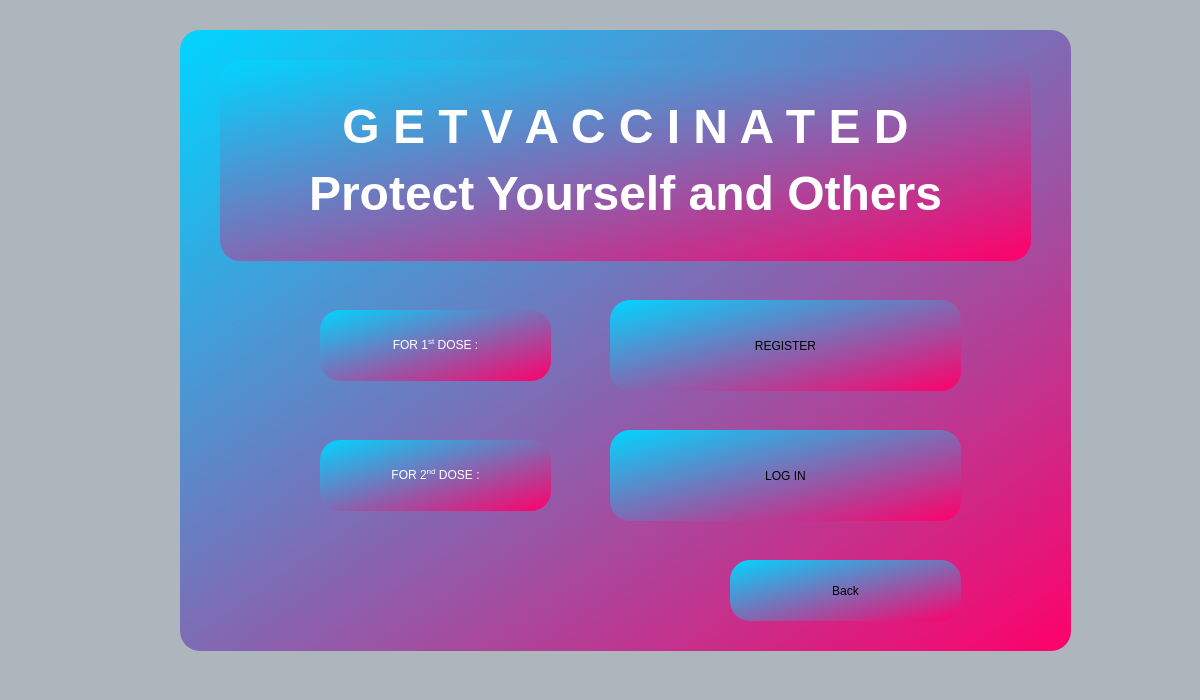
ayush-regmi/CoviCURE, file CoviCURE/Forms/Vaccine/vaccine_login.ui: the form before one commit.
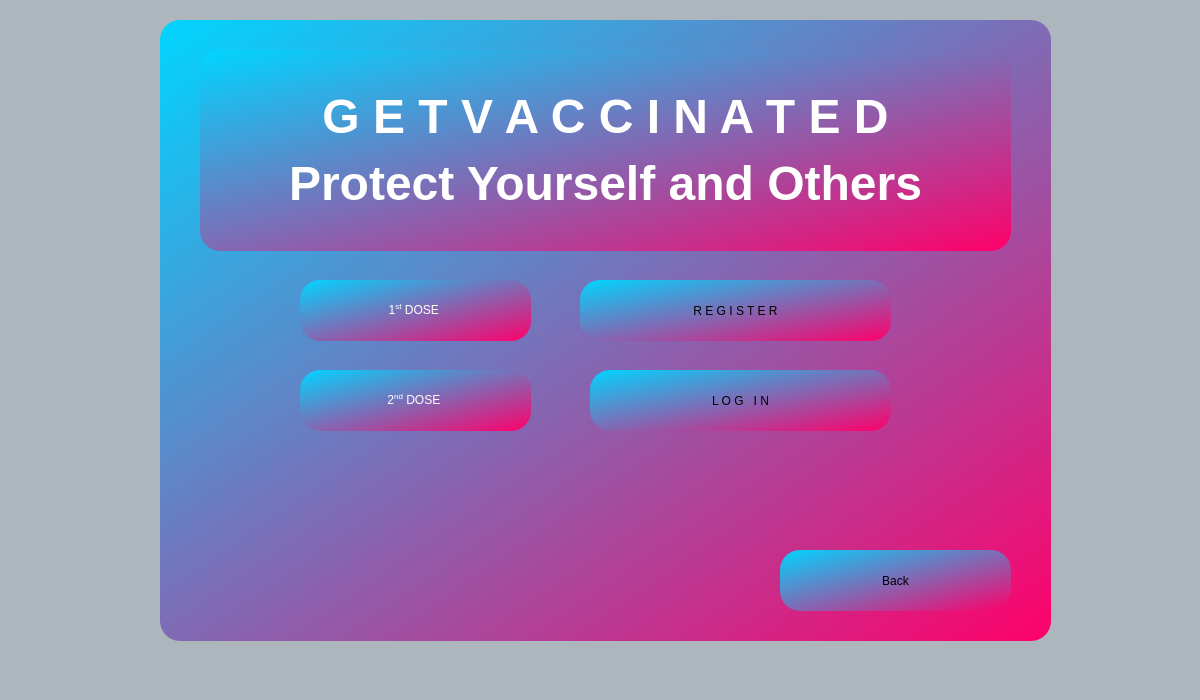
The form after the commit.

Diff of the .ui file:
```diff
--- a/CoviCURE/Forms/Vaccine/vaccine_login.ui
+++ b/CoviCURE/Forms/Vaccine/vaccine_login.ui
@@ -19,8 +19,8 @@
   <widget class="QGroupBox" name="groupBox">
    <property name="geometry">
     <rect>
-     <x>180</x>
-     <y>30</y>
+     <x>160</x>
+     <y>20</y>
      <width>891</width>
      <height>621</height>
     </rect>
@@ -72,9 +72,9 @@
     <property name="geometry">
      <rect>
       <x>430</x>
-      <y>400</y>
-      <width>351</width>
-      <height>91</height>
+      <y>350</y>
+      <width>301</width>
+      <height>61</height>
      </rect>
     </property>
     <property name="cursor">
@@ -87,16 +87,16 @@
      <string notr="true"/>
     </property>
     <property name="text">
-     <string>LOG IN</string>
+     <string>L O G   I N</string>
     </property>
    </widget>
    <widget class="QPushButton" name="pushButton_register">
     <property name="geometry">
      <rect>
-      <x>430</x>
-      <y>270</y>
-      <width>351</width>
-      <height>91</height>
+      <x>420</x>
+      <y>260</y>
+      <width>311</width>
+      <height>61</height>
      </rect>
     </property>
     <property name="cursor">
@@ -109,13 +109,13 @@
      <string notr="true"/>
     </property>
     <property name="text">
-     <string>REGISTER</string>
+     <string>R E G I S T E R</string>
     </property>
    </widget>
    <widget class="QPushButton" name="pushButton_back">
     <property name="geometry">
      <rect>
-      <x>550</x>
+      <x>620</x>
       <y>530</y>
       <width>231</width>
       <height>61</height>
@@ -138,9 +138,9 @@
     <property name="geometry">
      <rect>
       <x>140</x>
-      <y>280</y>
+      <y>260</y>
       <width>231</width>
-      <height>71</height>
+      <height>61</height>
      </rect>
     </property>
     <property name="styleSheet">
@@ -148,7 +148,7 @@
 color: rgb(255, 255, 255);</string>
     </property>
     <property name="text">
-     <string>&lt;html&gt;&lt;head/&gt;&lt;body&gt;&lt;p&gt;FOR 1&lt;span style=&quot; vertical-align:super;&quot;&gt;st&lt;/span&gt; DOSE :&lt;/p&gt;&lt;/body&gt;&lt;/html&gt;</string>
+     <string>&lt;html&gt;&lt;head/&gt;&lt;body&gt;&lt;p&gt;1&lt;span style=&quot; vertical-align:super;&quot;&gt;st&lt;/span&gt; DOSE &lt;/p&gt;&lt;/body&gt;&lt;/html&gt;</string>
     </property>
     <property name="alignment">
      <set>Qt::AlignCenter</set>
@@ -158,9 +158,9 @@
     <property name="geometry">
      <rect>
       <x>140</x>
-      <y>410</y>
+      <y>350</y>
       <width>231</width>
-      <height>71</height>
+      <height>61</height>
      </rect>
     </property>
     <property name="styleSheet">
@@ -168,7 +168,7 @@
 color: rgb(255, 255, 255);</string>
     </property>
     <property name="text">
-     <string>&lt;html&gt;&lt;head/&gt;&lt;body&gt;&lt;p&gt;FOR 2&lt;span style=&quot; vertical-align:super;&quot;&gt;nd&lt;/span&gt; DOSE :&lt;/p&gt;&lt;/body&gt;&lt;/html&gt;</string>
+     <string>&lt;html&gt;&lt;head/&gt;&lt;body&gt;&lt;p&gt;2&lt;span style=&quot; vertical-align:super;&quot;&gt;nd&lt;/span&gt; DOSE &lt;/p&gt;&lt;/body&gt;&lt;/html&gt;</string>
     </property>
     <property name="alignment">
      <set>Qt::AlignCenter</set>
```
